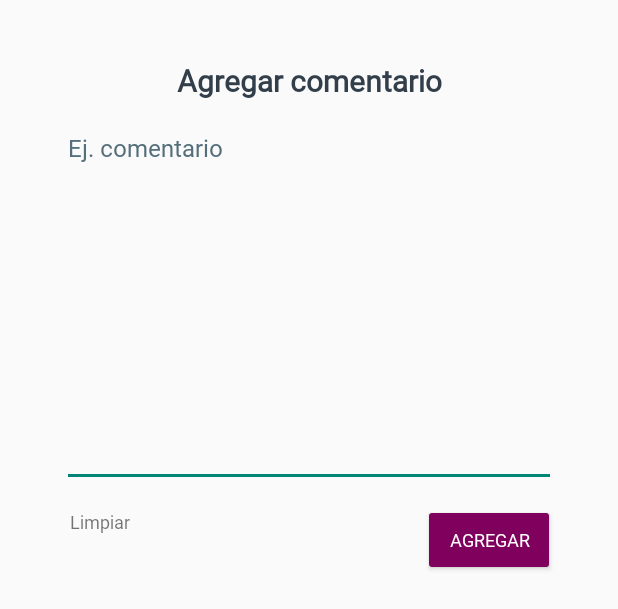
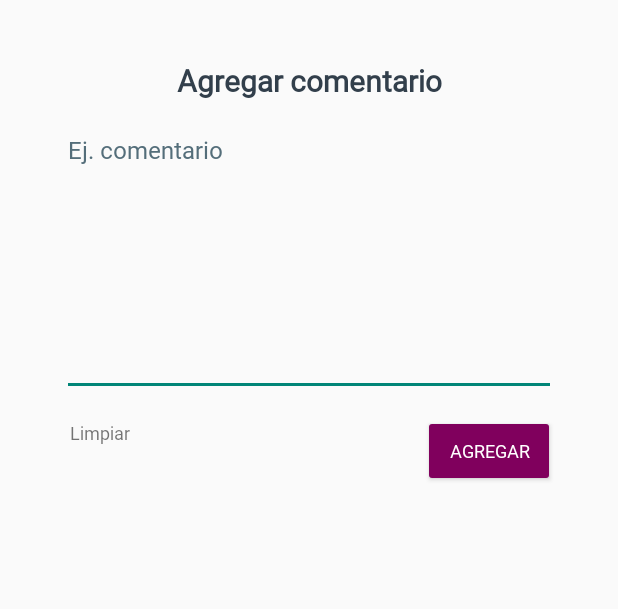
Before and after one commit to KaledSV/IC-7841_Art-City-Tour-App, an Android app: the layout comment_popup.xml on its own in the app's theme, with its tools: preview values and no code run, on a phone screen of 412 x 824 dp. Shown: the top 609 px of the screen. Run offline under Robolectric (Android 15) with nearby library versions, the phone set to English and light mode, and no system bars.

Commit message:
Error de comentarios

```diff
--- a/app/src/main/res/layout/comment_popup.xml
+++ b/app/src/main/res/layout/comment_popup.xml
@@ -24,14 +24,12 @@
     <EditText
         android:id="@+id/commentText"
         android:layout_width="0dp"
-        android:layout_height="0dp"
-        android:ems="10"
+        android:layout_height="wrap_content"
         android:fontFamily="@font/roboto_regular"
         android:gravity="top"
         android:hint="@string/ex_comment"
         android:importantForAutofill="no"
-        android:inputType="textLongMessage|textMultiLine|text"
-        android:singleLine="false"
+        android:inputType="textMultiLine"
         android:textColorHint="#546E7A"
         android:textSize="16sp"
         app:layout_constraintBottom_toBottomOf="parent"
@@ -41,7 +39,9 @@
         app:layout_constraintVertical_bias="0.02"
         app:layout_constraintWidth_percent="0.8"
         app:layout_constraintHeight_percent="0.3"
-        android:minHeight="185dp"/>
+        android:minHeight="185dp"
+        android:maxHeight="250dp"
+        android:minLines="1"/>
 
     <TextView
         android:id="@+id/cleanTextView"
```
